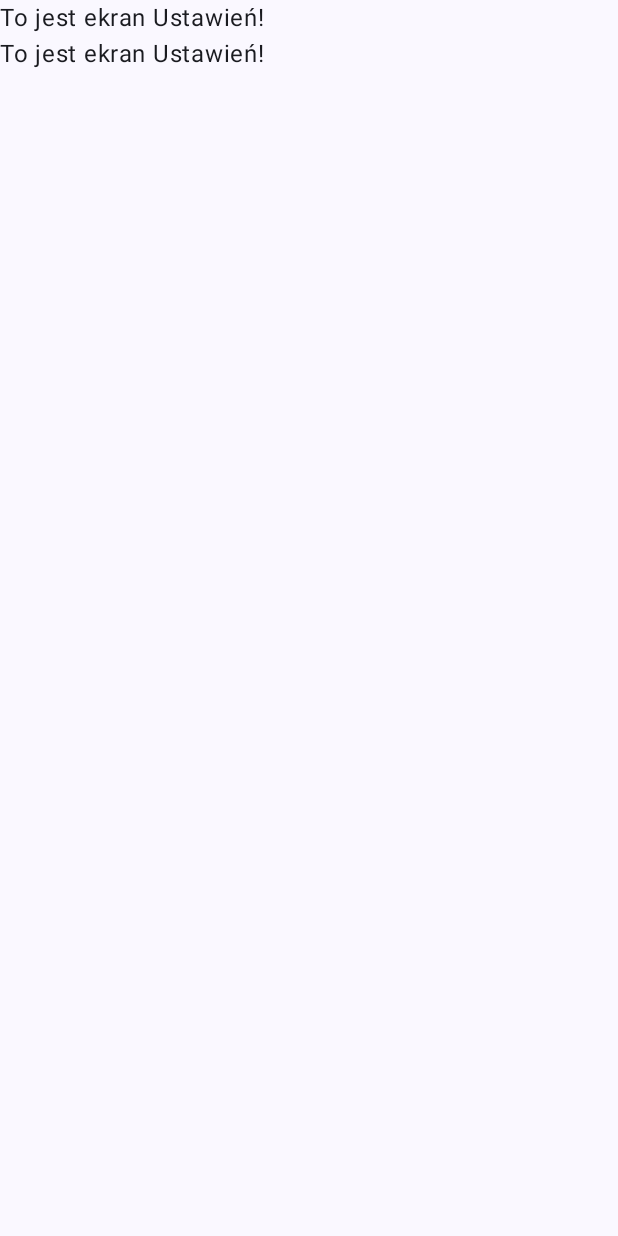
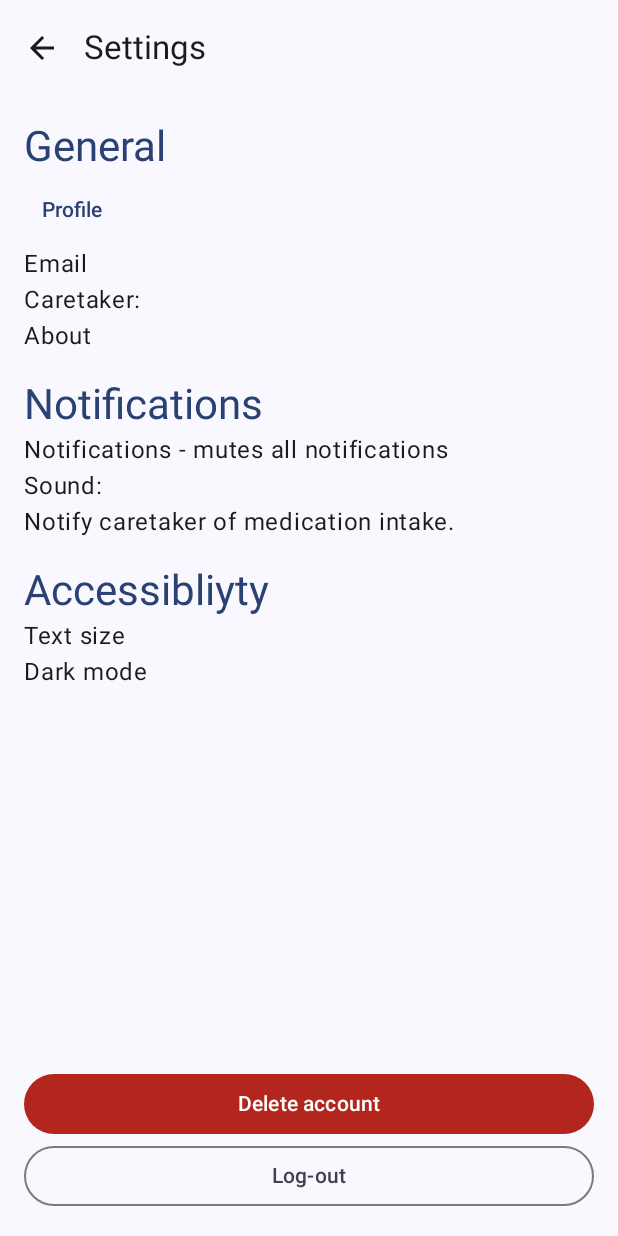
Before and after one commit to JakubSmilowski/Medication-adherence-app, an Android app built with Jetpack Compose: the SettingsScreen screen opened through its navigation route, on a phone screen of 412 x 824 dp. Run offline under Robolectric (Android 15) with nearby library versions, the phone set to English and light mode, and no system bars.

Commit message:
Initial design

```diff
--- a/app/src/main/java/com/group7/medicationadherenceapp/MainActivity.kt
+++ b/app/src/main/java/com/group7/medicationadherenceapp/MainActivity.kt
@@ -190,7 +190,6 @@ fun HomeScreen(navController: NavController) {
                 ) {
                     BottomBarItem(icon = Icons.Filled.Home, contentDescription = "Home", onClick = { /* Already home */ })
                     BottomBarItem(icon = Icons.Filled.DateRange, contentDescription = "History", onClick = { /* Navigate to History */ })
-                    // DOBRZE:
                     BottomBarItem(icon = Icons.Filled.Person, contentDescription = "Profile", onClick = { navController.navigate(Dest.PROFILE) })
                     BottomBarItem(icon = Icons.Filled.Settings, contentDescription = "Settings", onClick = { /* Navigate to Settings */ })
                 }
--- a/app/src/main/java/com/group7/medicationadherenceapp/ProfileScreen.kt
+++ b/app/src/main/java/com/group7/medicationadherenceapp/ProfileScreen.kt
@@ -22,7 +22,7 @@ fun ProfileScreen(nav: NavController) {
             TopAppBar(
                 title = { Text("Profile") },
                 navigationIcon = {
-                    IconButton(onClick = { nav.popBackStack() }) { // Użyj NavController do powrotu
+                    IconButton(onClick = { nav.popBackStack() }) {
                         Icon(Icons.Filled.ArrowBack, contentDescription = "Back")
                     }
                 }
--- a/app/src/main/java/com/group7/medicationadherenceapp/SettingsScreen.kt
+++ b/app/src/main/java/com/group7/medicationadherenceapp/SettingsScreen.kt
@@ -1,29 +1,163 @@
 package com.group7.medicationadherenceapp
+
+import android.R
+import android.provider.CalendarContract
+import android.view.View
+import androidx.compose.foundation.background
+import androidx.compose.foundation.layout.Arrangement
 import androidx.compose.foundation.layout.Column
+import androidx.compose.foundation.layout.Spacer
+import androidx.compose.foundation.layout.fillMaxSize
+import androidx.compose.foundation.layout.fillMaxWidth
+import androidx.compose.foundation.layout.height
+import androidx.compose.foundation.layout.padding
+import androidx.compose.foundation.layout.size
+import androidx.compose.material.icons.Icons
+import androidx.compose.material.icons.filled.ArrowBack
+import androidx.compose.material3.Button
+import androidx.compose.material3.ButtonColors
+import androidx.compose.material3.ButtonDefaults
 import androidx.compose.material3.ExperimentalMaterial3Api
+import androidx.compose.material3.FilledIconButton
+import androidx.compose.material3.Icon
+import androidx.compose.material3.IconButton
+import androidx.compose.material3.MaterialTheme
+import androidx.compose.material3.OutlinedButton
+import androidx.compose.material3.Scaffold
 import androidx.compose.material3.Text
+import androidx.compose.material3.TextButton
+import androidx.compose.material3.TopAppBar
 import androidx.compose.runtime.Composable
+import androidx.compose.runtime.getValue
+import androidx.compose.runtime.mutableStateOf
+import androidx.compose.runtime.saveable.rememberSaveable
+import androidx.compose.runtime.setValue
+import androidx.compose.ui.Alignment
+import androidx.compose.ui.Modifier
+import androidx.compose.ui.graphics.Color
+import androidx.compose.ui.layout.VerticalAlignmentLine
+import androidx.compose.ui.modifier.modifierLocalConsumer
 import androidx.compose.ui.tooling.preview.Preview
+import androidx.compose.ui.unit.dp
 import androidx.navigation.NavController
 import androidx.navigation.compose.rememberNavController
+import com.group7.medicationadherenceapp.navigation.Dest
 import com.group7.medicationadherenceapp.ui.theme.MedicationAdherenceAppTheme
 
 @OptIn(ExperimentalMaterial3Api::class)
 @Composable
 fun SettingsScreen(nav: NavController) {
-    Column {
-        Text("To jest ekran Ustawień!")
-        Text("To jest ekran Ustawień!")
+
+    var deleteAccountIsToggled by rememberSaveable { mutableStateOf(false) }
 
 
-    }
+    Scaffold(
+        topBar = {
+            TopAppBar(
+                title = { Text("Settings") },
+                navigationIcon = {
+                    IconButton(onClick = { nav.popBackStack() }) {
+                        Icon(Icons.Filled.ArrowBack, contentDescription = "Back")
+                    }
+                }
+            )
+        },
 
 
+        ) { innerPadding ->
+        Column(
+            modifier = Modifier
+                .fillMaxSize()
+                .padding(innerPadding)
+                .padding(16.dp),
+            verticalArrangement = Arrangement.SpaceBetween
+        ) {
+            Column(
+                verticalArrangement = Arrangement.Top
+            ) {
+                Text(
+                    text = "General",
+                    style = MaterialTheme.typography.headlineMedium,
+                    color = MaterialTheme.colorScheme.primary
+                )
+                TextButton (
+                    onClick = { nav.navigate(Dest.PROFILE) }
+                ) {
+                    Text("Profile")
+                }
+
+                Text("Email")
+                Text("Caretaker: ") //Here caretaker will be displaied
+                Text("About")
+                Spacer(
+                    modifier = Modifier
+                        .fillMaxWidth()
+                        .height(16.dp)
+                )
+                Text(
+                    text = "Notifications",
+                    style = MaterialTheme.typography.headlineMedium,
+                    color = MaterialTheme.colorScheme.primary
+                ) // Headder
+                Text("Notifications - mutes all notifications ") // On/off
+                Text("Sound: ")
+                Text("Notify caretaker of medication intake.")
+                Spacer(
+                    modifier = Modifier
+                        .fillMaxWidth()
+                        .height(16.dp)
+                )
+                Text(
+                    text = "Accessibliyty",
+                    style = MaterialTheme.typography.headlineMedium,
+                    color = MaterialTheme.colorScheme.primary
+                )
+                Text("Text size")
+                Text("Dark mode") // button or smth
+                Spacer(
+                    modifier = Modifier
+                        .fillMaxWidth()
+                        .height(16.dp)
+                )
+
+
+            }
+
+            Column(
+                modifier = Modifier.fillMaxWidth(),
+                horizontalAlignment = Alignment.CenterHorizontally,
+
+                ) {
+                Button(
+                    onClick = {
+                        deleteAccountIsToggled = !deleteAccountIsToggled
+
+                    },
+                    modifier = Modifier.fillMaxWidth(),
+                    colors = ButtonDefaults.buttonColors(
+                        contentColor = MaterialTheme.colorScheme.onError,
+                        containerColor = MaterialTheme.colorScheme.error,
+                    )
+
+                ) {
+                    Text("Delete account")
+                }
+                OutlinedButton(
+                    onClick = { nav.navigate(Dest.LOGIN) },
+                    modifier = Modifier.fillMaxWidth(),
+
+                    ) {
+                    Text("Log-out")
+                }
+            }
+        }
+    }
 }
 
-@Preview(showBackground = true)
+
+@Preview(showBackground = true, name = "Settings Screen Preview")
 @Composable
-fun SettingsScreen() {
+fun SettingsScreenPreview() {
     MedicationAdherenceAppTheme {
         SettingsScreen(nav = rememberNavController())
     }
```
